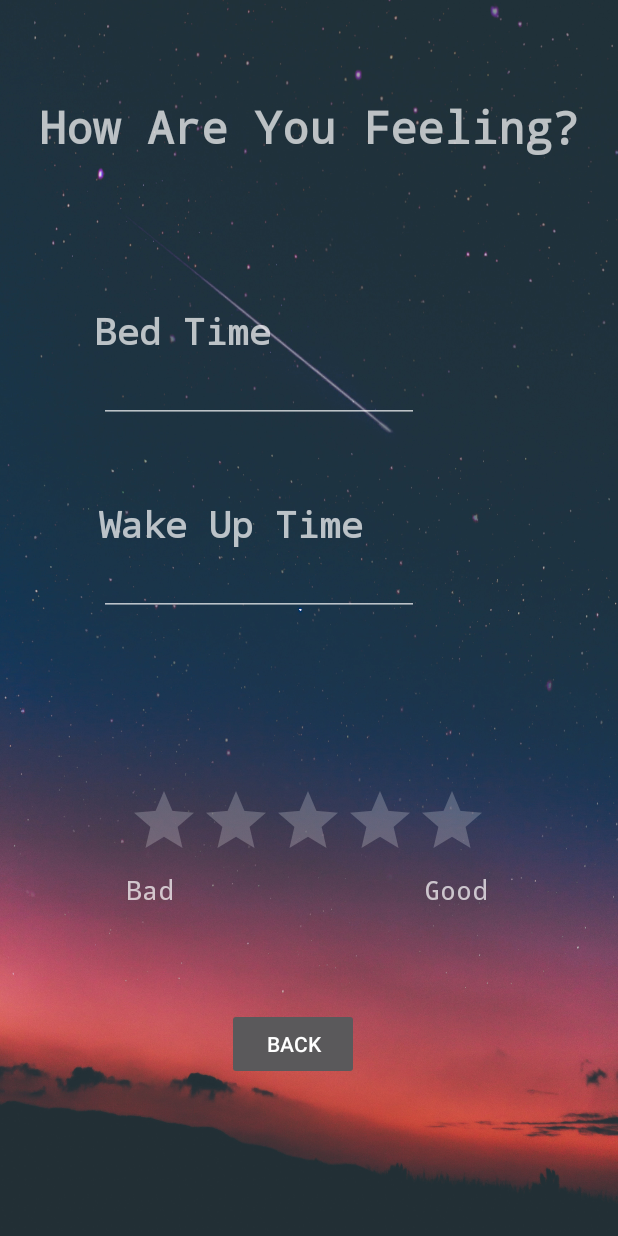
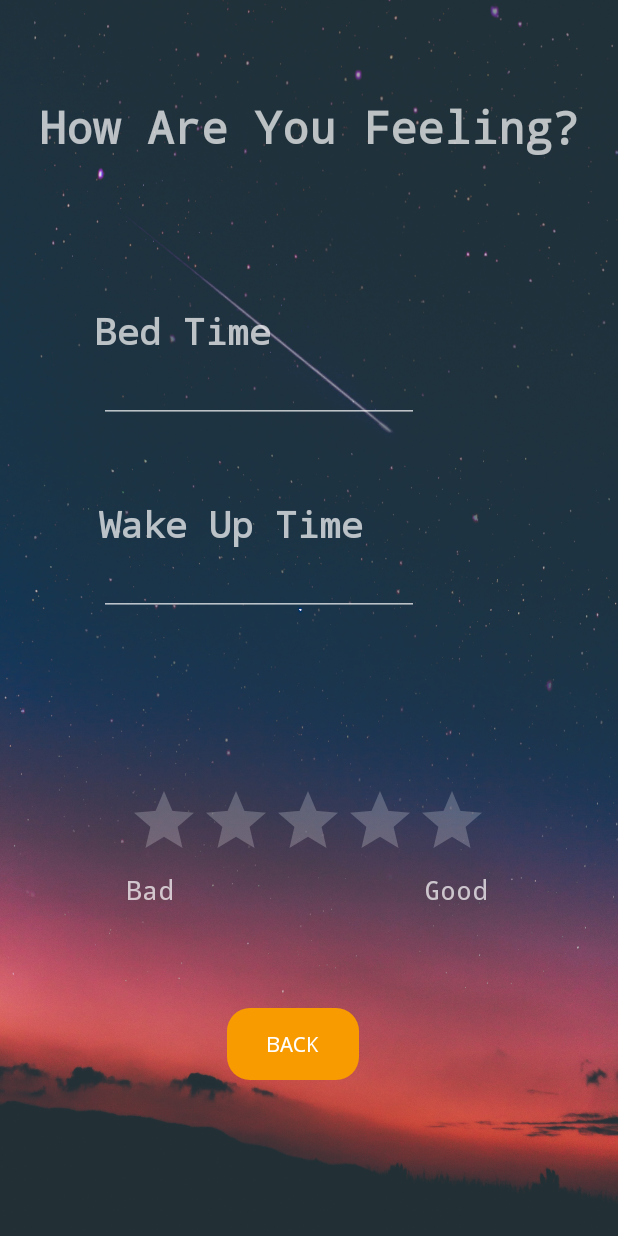
Before and after one commit to Sangmean/MobileAppProject, an Android app: the UserRateActivity screen opened directly, with no data from a screen before it, on a phone screen of 412 x 824 dp. Run offline under Robolectric (Android 15) with nearby library versions, the light colour scheme and no system bars.

Commit message:
changed button, color, font, size

```diff
--- /dev/null
+++ b/app/src/main/res/drawable/button_custom.xml
@@ -0,0 +1,6 @@
+<?xml version="1.0" encoding="utf-8"?>
+<shape xmlns:android="http://schemas.android.com/apk/res/android"
+    android:shape="rectangle">
+    <corners android:radius="15dp" />
+    <solid android:color="#f89b00" />
+</shape>
--- /dev/null
+++ b/app/src/main/res/drawable/button_custom_main.xml
@@ -0,0 +1,6 @@
+<?xml version="1.0" encoding="utf-8"?>
+<shape xmlns:android="http://schemas.android.com/apk/res/android"
+    android:shape="rectangle">
+    <corners android:radius="15dp" />
+    <solid android:color="#36a6ff" />
+</shape>
--- a/app/src/main/res/layout/activity_user_rate.xml
+++ b/app/src/main/res/layout/activity_user_rate.xml
@@ -34,9 +34,12 @@
 
     <Button
         android:id="@+id/btnFeeling"
+        android:background="@drawable/button_custom"
         android:layout_width="wrap_content"
         android:layout_height="wrap_content"
         android:text="Back"
+        app:fontFamily="monospace"
+
         app:layout_constraintBottom_toBottomOf="parent"
         app:layout_constraintEnd_toEndOf="parent"
         app:layout_constraintHorizontal_bias="0.467"
```
Also changed, not shown: app/src/main/res/layout/activity_voice_record.xml (+12 -0 lines), app/src/main/res/layout/fragment_set_alarm.xml (+11 -3 lines).
